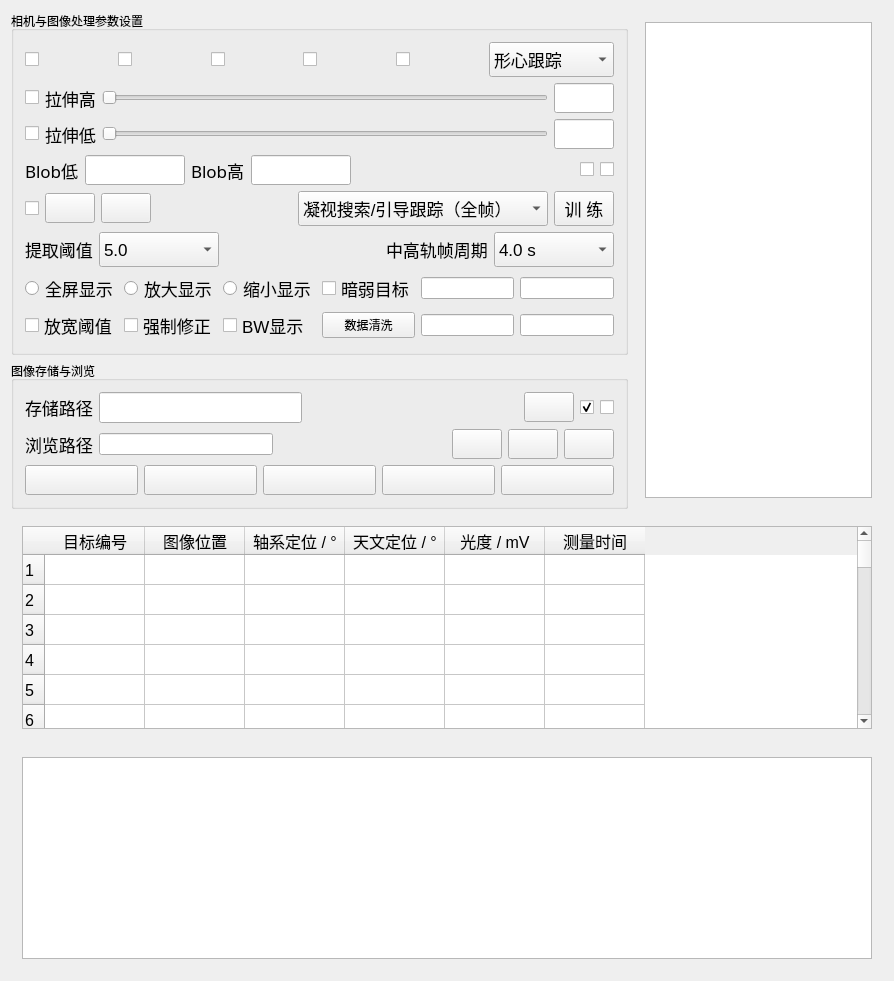
This is UI_CtrlPad.ui in with-fair-wind/1mZGG as Qt 5 draws it before an edit. The edited form follows.
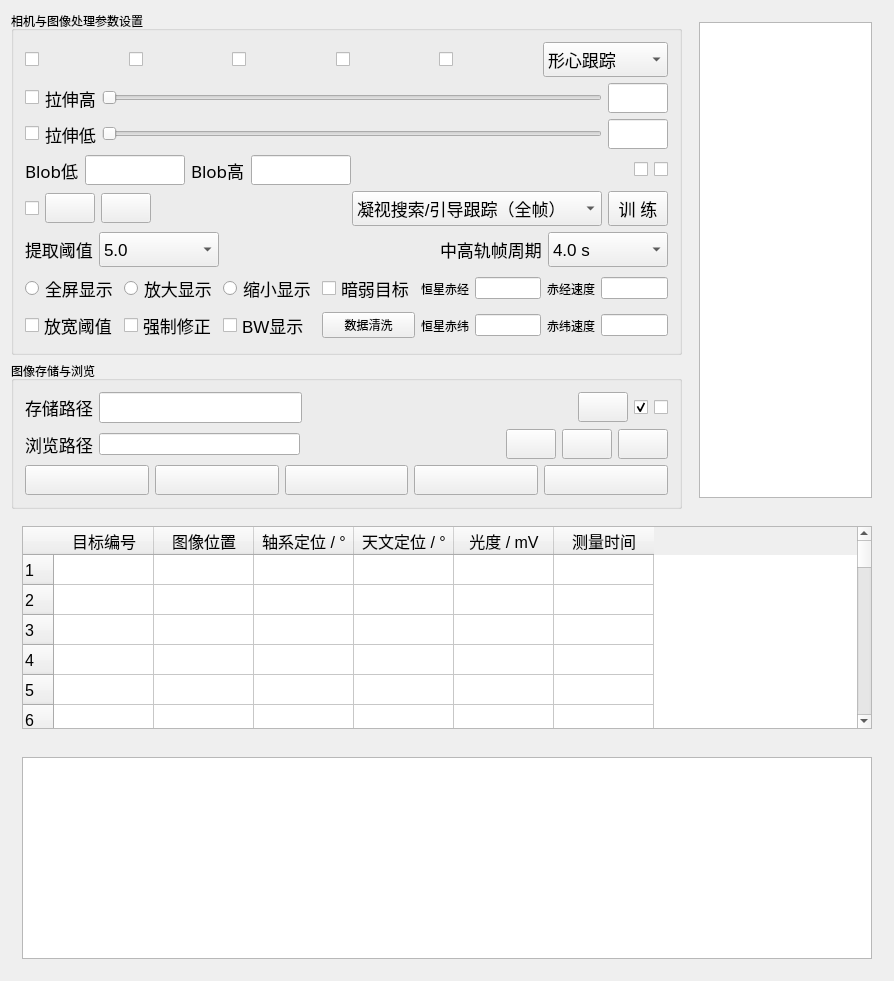
This is the edited form. Icons and pictures are not drawn.

```diff
--- a/UI_CtrlPad.ui
+++ b/UI_CtrlPad.ui
@@ -817,32 +817,72 @@
            </item>
            <item row="6" column="0" colspan="3">
             <layout class="QGridLayout" name="gridLayout_2">
-             <item row="0" column="5">
+             <item row="0" column="8">
+              <widget class="QLineEdit" name="lineEdit_RaSpdThresh">
+               <property name="toolTip">
+                <string>RaSpd Thresh</string>
+               </property>
+              </widget>
+             </item>
+             <item row="1" column="5">
+              <widget class="QLabel" name="label">
+               <property name="text">
+                <string>恒星赤纬</string>
+               </property>
+              </widget>
+             </item>
+             <item row="0" column="6">
               <widget class="QLineEdit" name="lineEdit_RaThresh">
                <property name="toolTip">
                 <string>Ra Thresh</string>
                </property>
               </widget>
              </item>
-             <item row="0" column="0">
-              <widget class="QRadioButton" name="radioButton_ZoomFit">
+             <item row="1" column="8">
+              <widget class="QLineEdit" name="lineEdit_DecSpdThresh">
+               <property name="toolTip">
+                <string>DecSpd Thresh</string>
+               </property>
+              </widget>
+             </item>
+             <item row="0" column="5">
+              <widget class="QLabel" name="label_2">
+               <property name="text">
+                <string>恒星赤经</string>
+               </property>
+              </widget>
+             </item>
+             <item row="1" column="1">
+              <widget class="QCheckBox" name="checkBox_ForceRePoint">
                <property name="font">
                 <font>
                  <pointsize>13</pointsize>
                 </font>
                </property>
                <property name="text">
-                <string>全屏显示</string>
+                <string>强制修正</string>
                </property>
               </widget>
              </item>
-             <item row="1" column="5">
+             <item row="1" column="6">
               <widget class="QLineEdit" name="lineEdit_DecThresh">
                <property name="toolTip">
                 <string>Dec Thresh</string>
                </property>
               </widget>
              </item>
+             <item row="0" column="3" colspan="2">
+              <widget class="QCheckBox" name="checkBox_Dark">
+               <property name="font">
+                <font>
+                 <pointsize>13</pointsize>
+                </font>
+               </property>
+               <property name="text">
+                <string>暗弱目标</string>
+               </property>
+              </widget>
+             </item>
              <item row="1" column="3" colspan="2">
               <widget class="QPushButton" name="pushButton_CleanData">
                <property name="text">
@@ -850,18 +890,6 @@
                </property>
               </widget>
              </item>
-             <item row="0" column="1">
-              <widget class="QRadioButton" name="radioButton_ZoomOut">
-               <property name="font">
-                <font>
-                 <pointsize>13</pointsize>
-                </font>
-               </property>
-               <property name="text">
-                <string>放大显示</string>
-               </property>
-              </widget>
-             </item>
              <item row="1" column="0">
               <widget class="QCheckBox" name="checkBox_LooseThresh">
                <property name="font">
@@ -874,18 +902,6 @@
                </property>
               </widget>
              </item>
-             <item row="1" column="1">
-              <widget class="QCheckBox" name="checkBox_ForceRePoint">
-               <property name="font">
-                <font>
-                 <pointsize>13</pointsize>
-                </font>
-               </property>
-               <property name="text">
-                <string>强制修正</string>
-               </property>
-              </widget>
-             </item>
              <item row="1" column="2">
               <widget class="QCheckBox" name="checkBox_DispBW">
                <property name="font">
@@ -910,29 +926,41 @@
                </property>
               </widget>
              </item>
-             <item row="0" column="3" colspan="2">
-              <widget class="QCheckBox" name="checkBox_Dark">
+             <item row="0" column="1">
+              <widget class="QRadioButton" name="radioButton_ZoomOut">
                <property name="font">
                 <font>
                  <pointsize>13</pointsize>
                 </font>
                </property>
                <property name="text">
-                <string>暗弱目标</string>
+                <string>放大显示</string>
                </property>
               </widget>
              </item>
-             <item row="0" column="6">
-              <widget class="QLineEdit" name="lineEdit_RaSpdThresh">
-               <property name="toolTip">
-                <string>RaSpd Thresh</string>
+             <item row="0" column="0">
+              <widget class="QRadioButton" name="radioButton_ZoomFit">
+               <property name="font">
+                <font>
+                 <pointsize>13</pointsize>
+                </font>
                </property>
+               <property name="text">
+                <string>全屏显示</string>
+               </property>
               </widget>
              </item>
-             <item row="1" column="6">
-              <widget class="QLineEdit" name="lineEdit_DecSpdThresh">
-               <property name="toolTip">
-                <string>DecSpd Thresh</string>
+             <item row="0" column="7">
+              <widget class="QLabel" name="label_3">
+               <property name="text">
+                <string>赤经速度</string>
+               </property>
+              </widget>
+             </item>
+             <item row="1" column="7">
+              <widget class="QLabel" name="label_4">
+               <property name="text">
+                <string>赤纬速度</string>
                </property>
               </widget>
              </item>
@@ -1534,6 +1562,9 @@
            <property name="layoutDirection">
             <enum>Qt::LeftToRight</enum>
            </property>
+           <property name="rowCount">
+            <number>200</number>
+           </property>
            <row>
             <property name="text">
              <string>1</string>
@@ -1784,6 +1815,156 @@
              <string>50</string>
             </property>
            </row>
+           <row/>
+           <row/>
+           <row/>
+           <row/>
+           <row/>
+           <row/>
+           <row/>
+           <row/>
+           <row/>
+           <row/>
+           <row/>
+           <row/>
+           <row/>
+           <row/>
+           <row/>
+           <row/>
+           <row/>
+           <row/>
+           <row/>
+           <row/>
+           <row/>
+           <row/>
+           <row/>
+           <row/>
+           <row/>
+           <row/>
+           <row/>
+           <row/>
+           <row/>
+           <row/>
+           <row/>
+           <row/>
+           <row/>
+           <row/>
+           <row/>
+           <row/>
+           <row/>
+           <row/>
+           <row/>
+           <row/>
+           <row/>
+           <row/>
+           <row/>
+           <row/>
+           <row/>
+           <row/>
+           <row/>
+           <row/>
+           <row/>
+           <row/>
+           <row/>
+           <row/>
+           <row/>
+           <row/>
+           <row/>
+           <row/>
+           <row/>
+           <row/>
+           <row/>
+           <row/>
+           <row/>
+           <row/>
+           <row/>
+           <row/>
+           <row/>
+           <row/>
+           <row/>
+           <row/>
+           <row/>
+           <row/>
+           <row/>
+           <row/>
+           <row/>
+           <row/>
+           <row/>
+           <row/>
+           <row/>
+           <row/>
+           <row/>
+           <row/>
+           <row/>
+           <row/>
+           <row/>
+           <row/>
+           <row/>
+           <row/>
+           <row/>
+           <row/>
+           <row/>
+           <row/>
+           <row/>
+           <row/>
+           <row/>
+           <row/>
+           <row/>
+           <row/>
+           <row/>
+           <row/>
+           <row/>
+           <row/>
+           <row/>
+           <row/>
+           <row/>
+           <row/>
+           <row/>
+           <row/>
+           <row/>
+           <row/>
+           <row/>
+           <row/>
+           <row/>
+           <row/>
+           <row/>
+           <row/>
+           <row/>
+           <row/>
+           <row/>
+           <row/>
+           <row/>
+           <row/>
+           <row/>
+           <row/>
+           <row/>
+           <row/>
+           <row/>
+           <row/>
+           <row/>
+           <row/>
+           <row/>
+           <row/>
+           <row/>
+           <row/>
+           <row/>
+           <row/>
+           <row/>
+           <row/>
+           <row/>
+           <row/>
+           <row/>
+           <row/>
+           <row/>
+           <row/>
+           <row/>
+           <row/>
+           <row/>
+           <row/>
+           <row/>
+           <row/>
+           <row/>
+           <row/>
            <column>
             <property name="text">
              <string>目标编号</string>
```
